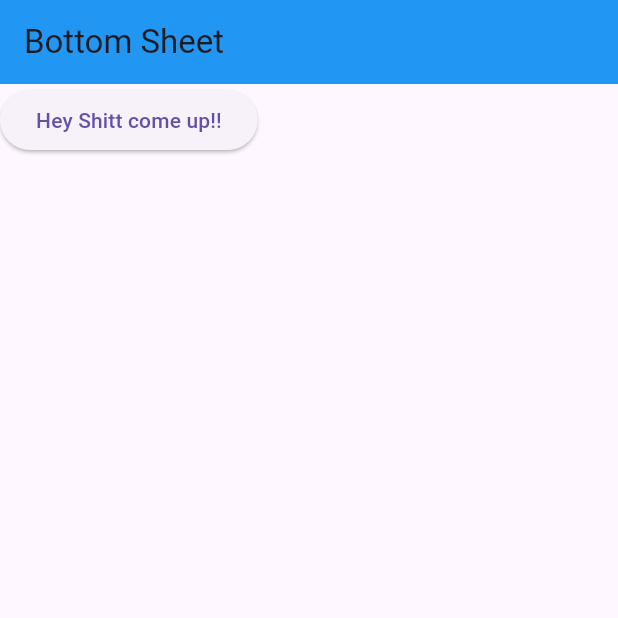
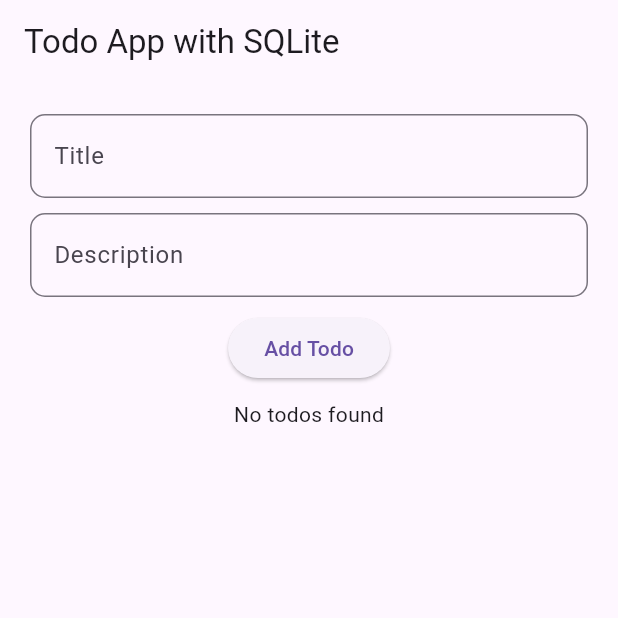
Before and after one commit to dhrruvchotai/Flutter_Lab, a Flutter app: the screen it shows after launch, on a phone screen of 412 x 824 dp, the top half of it. Run offline on Flutter 3.47's test engine with Material 3 defaults, Android fonts, the phone set to English and light mode, and no system bars; our stand-ins replace sqflite; accounts and stored records are empty.

Commit message:
added some files and changes

```diff
--- /dev/null
+++ b/lib/Database/DB.dart
@@ -0,0 +1,245 @@
+import 'package:flutter/material.dart';
+import 'package:sqflite/sqflite.dart';
+import 'package:path/path.dart' as path;
+
+class MyDB extends StatefulWidget {
+  const MyDB({super.key});
+
+  @override
+  State<MyDB> createState() => _MyDBState();
+}
+
+class _MyDBState extends State<MyDB> {
+  final TextEditingController _title = TextEditingController();
+  final TextEditingController _description = TextEditingController();
+  List<Map<String, dynamic>> _mytodos = [];
+  late Database _database;
+  bool _isLoading = true;
+
+  @override
+  void initState() {
+    super.initState();
+    _initDatabase();
+  }
+
+  Future<void> _initDatabase() async {
+    try {
+      _database = await openDatabase(
+        path.join(await getDatabasesPath(), 'todos.db'),
+        version: 3,
+        onCreate: (db, version) async {
+          print("Creating Table...");
+          await db.execute(
+              "CREATE TABLE todos (id INTEGER PRIMARY KEY AUTOINCREMENT, title TEXT, description TEXT)"
+          );
+          print("Table Created Successfully!");
+        },
+      );
+      await _fetchTodos();
+    } catch (e) {
+      print("Database initialization error: $e");
+    }
+  }
+
+  Future<void> _fetchTodos() async {
+    try {
+      final List<Map<String, dynamic>> todos = await _database.query('todos');
+      setState(() {
+        _mytodos = todos;
+        _isLoading = false;
+      });
+      _printAllTodos();
+    } catch (e) {
+      setState(() => _isLoading = false);
+      print("Error fetching todos: $e");
+    }
+  }
+
+  void _printAllTodos() async {
+    final List<Map<String, dynamic>> todos = await _database.query('todos');
+    for (var todo in todos) {
+      print("ID: ${todo['id']}, Title: ${todo['title']}, Description: ${todo['description']}");
+    }
+  }
+
+  Future<void> _addTodo(BuildContext buildContext, String task, String desc) async {
+    try {
+      if (task.isNotEmpty && desc.isNotEmpty) {
+        int result = await _database.insert(
+          'todos',
+          {'title': task, 'description': desc},
+          conflictAlgorithm: ConflictAlgorithm.replace,
+        );
+        print("Todo added with ID: $result");
+        await _fetchTodos();
+        _title.clear();
+        _description.clear();
+      } else {
+        ScaffoldMessenger.of(buildContext).showSnackBar(
+          SnackBar(content: Text('Title and description cannot be empty')),
+        );
+      }
+    } catch (e) {
+      print("Error adding todo: $e");
+      ScaffoldMessenger.of(buildContext).showSnackBar(
+        SnackBar(content: Text('Failed to add todo')),
+      );
+    }
+  }
+
+  Future<void> _deleteTodo(BuildContext buildContext, int id) async {
+    try {
+      await _database.delete(
+        'todos',
+        where: 'id = ?',
+        whereArgs: [id],
+      );
+      await _fetchTodos();
+    } catch (e) {
+      print("Error deleting todo: $e");
+      ScaffoldMessenger.of(buildContext).showSnackBar(
+        SnackBar(content: Text('Failed to delete todo')),
+      );
+    }
+  }
+
+  Future<void> _updateTodo(BuildContext buildContext, int id, String newTitle, String newDesc) async {
+    try {
+      await _database.update(
+        'todos',
+        {'title': newTitle, 'description': newDesc},
+        where: 'id = ?',
+        whereArgs: [id],
+      );
+      await _fetchTodos();
+    } catch (e) {
+      print("Error updating todo: $e");
+      ScaffoldMessenger.of(buildContext).showSnackBar(
+        SnackBar(content: Text('Failed to update todo')),
+      );
+    }
+  }
+
+  @override
+  Widget build(BuildContext context) {
+    return Scaffold(
+      appBar: AppBar(title: Text("Todo App with SQLite")),
+      body: Padding(
+        padding: const EdgeInsets.all(20.0),
+        child: Column(
+          children: [
+            TextField(
+              controller: _title,
+              decoration: InputDecoration(
+                border: OutlineInputBorder(
+                  borderRadius: BorderRadius.circular(10),
+                ),
+                hintText: 'Title',
+              ),
+            ),
+            SizedBox(height: 10),
+            TextField(
+              controller: _description,
+              decoration: InputDecoration(
+                border: OutlineInputBorder(
+                  borderRadius: BorderRadius.circular(10),
+                ),
+                hintText: 'Description',
+              ),
+            ),
+            SizedBox(height: 10),
+            ElevatedButton(
+              onPressed: () => _addTodo(context, _title.text, _description.text),
+              child: Text('Add Todo'),
+            ),
+            SizedBox(height: 10),
+            _isLoading
+                ? CircularProgressIndicator()
+                : _mytodos.isEmpty
+                ? Text('No todos found')
+                : Expanded(
+              child: ListView.builder(
+                itemCount: _mytodos.length,
+                itemBuilder: (context, index) {
+                  return Card(
+                    margin: EdgeInsets.symmetric(vertical: 8),
+                    child: ListTile(
+                      title: Text(_mytodos[index]['title']),
+                      subtitle: Text(_mytodos[index]['description']),
+                      trailing: Row(
+                        mainAxisSize: MainAxisSize.min,
+                        children: [
+                          IconButton(
+                            icon: Icon(Icons.edit, color: Colors.blue),
+                            onPressed: () {
+                              _showEditDialog(context, index);
+                            },
+                          ),
+                          IconButton(
+                            icon: Icon(Icons.delete, color: Colors.red),
+                            onPressed: () {
+                              _deleteTodo(context, _mytodos[index]['id']);
+                            },
+                          ),
+                        ],
+                      ),
+                    ),
+                  );
+                },
+              ),
+            ),
+          ],
+        ),
+      ),
+    );
+  }
+
+  void _showEditDialog(BuildContext buildContext, int index) {
+    TextEditingController newTitle = TextEditingController(
+      text: _mytodos[index]['title'],
+    );
+    TextEditingController newDesc = TextEditingController(
+      text: _mytodos[index]['description'],
+    );
+
+    showDialog(
+      context: buildContext,
+      builder: (dialogContext) {
+        return AlertDialog(
+          title: Text('Edit Todo'),
+          content: Column(
+            mainAxisSize: MainAxisSize.min,
+            children: [
+              TextField(
+                controller: newTitle,
+                decoration: InputDecoration(labelText: 'Title'),
+              ),
+              TextField(
+                controller: newDesc,
+                decoration: InputDecoration(labelText: 'Description'),
+              ),
+            ],
+          ),
+          actions: [
+            TextButton(
+              onPressed: () => Navigator.pop(dialogContext),
+              child: Text('Cancel'),
+            ),
+            ElevatedButton(
+              onPressed: () {
+                _updateTodo(
+                  buildContext,
+                  _mytodos[index]['id'],
+                  newTitle.text,
+                  newDesc.text,
+                );
+                Navigator.pop(dialogContext);
+              },
+              child: Text('Save'),
+            ),
+          ],
+        );
+      },
+    );
+  }
+}
--- a/lib/main.dart
+++ b/lib/main.dart
@@ -1,5 +1,6 @@
 import 'package:flutter/material.dart';
 import 'package:labs/CRUDUsingList/myCRUD_Form.dart';
+import 'package:labs/Database/DB.dart';
 import 'package:labs/Form/userForm_Practice.dart';
 import 'package:labs/Lab13/BottomSheet.dart';
 import 'package:labs/Lab8/birthdayCardHomePage.dart';
@@ -15,6 +16,6 @@
 
 void  main(){
   runApp(MaterialApp(
-    home:MyBottomSheet(),
+    home:MyDB(),
   ));
 }
--- a/pubspec.yaml
+++ b/pubspec.yaml
@@ -35,6 +35,7 @@ dependencies:
   # The following adds the Cupertino Icons font to your application.
   # Use with the CupertinoIcons class for iOS style icons.
   cupertino_icons: ^1.0.8
+  sqflite:
 
 dev_dependencies:
   flutter_test:
```
Also changed, not shown: pubspec.lock, 2 other files.
